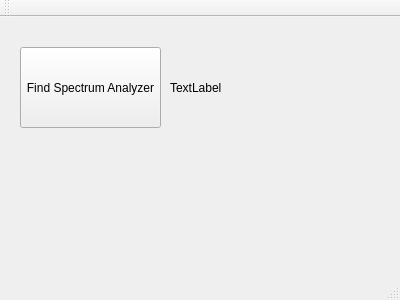
Above: SiteScoutingApp/mainwindow.ui from collins-mike/siteScoutingAppCPP before the change. Below: the same form after it.
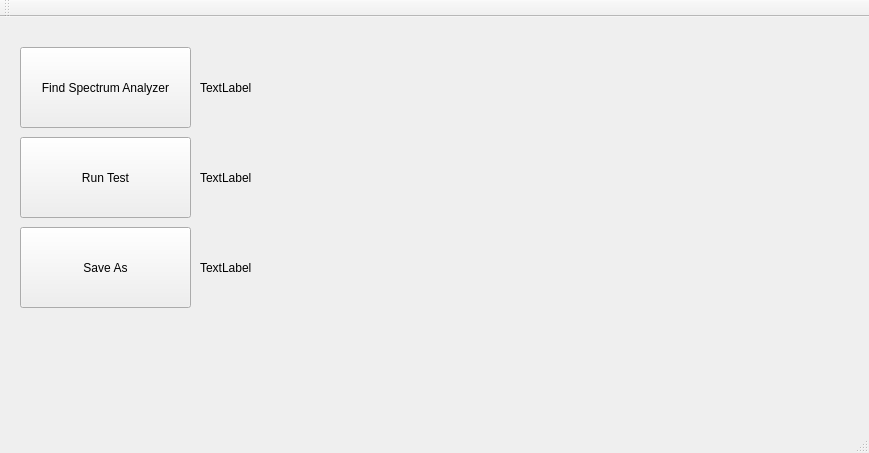
That is the form after the change.

```diff
--- a/SiteScoutingApp/mainwindow.ui
+++ b/SiteScoutingApp/mainwindow.ui
@@ -6,8 +6,8 @@
    <rect>
     <x>0</x>
     <y>0</y>
-    <width>400</width>
-    <height>300</height>
+    <width>869</width>
+    <height>453</height>
    </rect>
   </property>
   <property name="windowTitle">
@@ -19,7 +19,7 @@
      <rect>
       <x>20</x>
       <y>30</y>
-      <width>141</width>
+      <width>171</width>
       <height>81</height>
      </rect>
     </property>
@@ -30,7 +30,7 @@
    <widget class="QLabel" name="specInfoLabel">
     <property name="geometry">
      <rect>
-      <x>170</x>
+      <x>200</x>
       <y>30</y>
       <width>221</width>
       <height>81</height>
@@ -40,6 +40,58 @@
      <string>TextLabel</string>
     </property>
    </widget>
+   <widget class="QPushButton" name="btn_RunTest">
+    <property name="geometry">
+     <rect>
+      <x>20</x>
+      <y>120</y>
+      <width>171</width>
+      <height>81</height>
+     </rect>
+    </property>
+    <property name="text">
+     <string>Run Test</string>
+    </property>
+   </widget>
+   <widget class="QPushButton" name="btn_SaveAs">
+    <property name="geometry">
+     <rect>
+      <x>20</x>
+      <y>210</y>
+      <width>171</width>
+      <height>81</height>
+     </rect>
+    </property>
+    <property name="text">
+     <string>Save As</string>
+    </property>
+   </widget>
+   <widget class="QLabel" name="runInfoLabel">
+    <property name="geometry">
+     <rect>
+      <x>200</x>
+      <y>120</y>
+      <width>221</width>
+      <height>81</height>
+     </rect>
+    </property>
+    <property name="text">
+     <string>TextLabel</string>
+    </property>
+   </widget>
+   <widget class="QLabel" name="saveInfoLabel">
+    <property name="geometry">
+     <rect>
+      <x>200</x>
+      <y>210</y>
+      <width>221</width>
+      <height>81</height>
+     </rect>
+    </property>
+    <property name="text">
+     <string>TextLabel</string>
+    </property>
+   </widget>
   </widget>
   <widget class="QMenuBar" name="menuBar">
    <property name="geometry">
```
Left out of the diff: 4 changed lines with no effect on the pictures.
